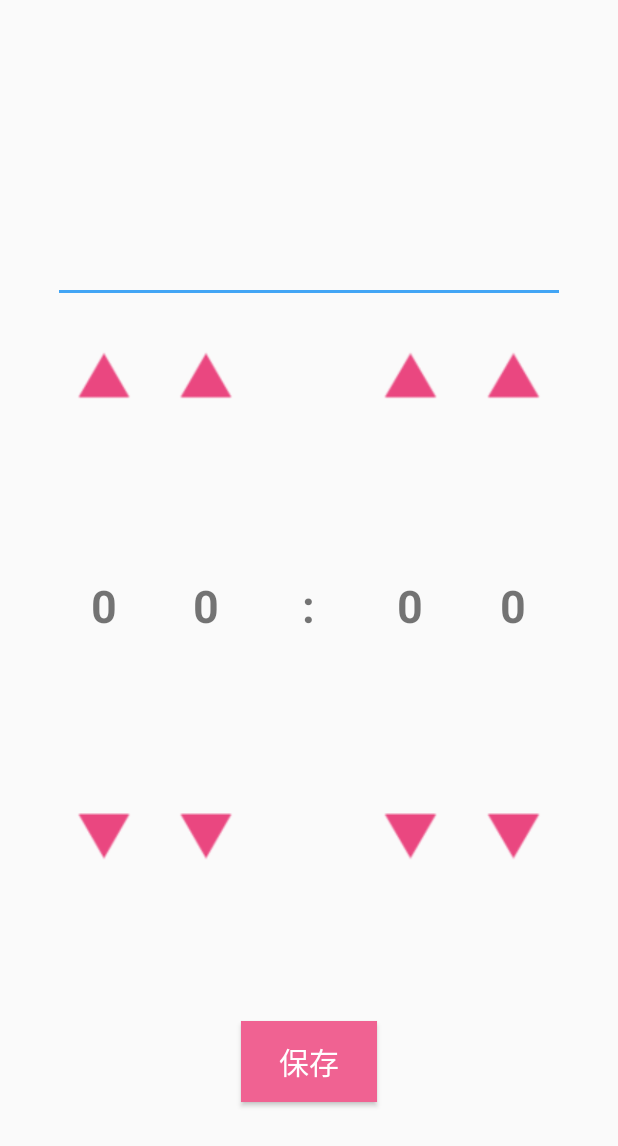
After one commit to ayumi0611/KitchenTimer, an Android app: the layout fragment_recipe.xml on its own in the app's theme, with its tools: preview values and no code run, on a phone screen of 412 x 824 dp. The commit adds this screen. Shown: the top 1146 px of the screen. Run offline under Robolectric (Android 15) with nearby library versions, the phone set to English and light mode, and no system bars.

Commit message:
レシピ画面のレイアウトを作成

```diff
--- /dev/null
+++ b/app/src/main/res/layout/fragment_recipe.xml
@@ -0,0 +1,175 @@
+<?xml version="1.0" encoding="utf-8"?>
+<LinearLayout xmlns:android="http://schemas.android.com/apk/res/android"
+    android:layout_width="match_parent"
+    android:layout_height="match_parent"
+    android:orientation="vertical">
+
+    <EditText
+        android:layout_width="match_parent"
+        android:layout_height="0dp"
+        android:layout_marginEnd="35dp"
+        android:layout_marginStart="35dp"
+        android:layout_weight="2"
+        android:gravity="bottom|center"
+        android:inputType="text"
+        android:textSize="30sp"
+        android:textStyle="bold" />
+
+    <LinearLayout
+        android:layout_width="match_parent"
+        android:layout_height="0dp"
+        android:layout_marginEnd="35dp"
+        android:layout_marginStart="35dp"
+        android:layout_weight="1"
+        android:orientation="horizontal">
+
+        <ImageButton
+            android:layout_width="0dp"
+            android:layout_height="match_parent"
+            android:layout_weight="1"
+            android:background="@drawable/button_up" />
+
+        <ImageButton
+            android:layout_width="0dp"
+            android:layout_height="match_parent"
+            android:layout_weight="1"
+            android:background="@drawable/button_up" />
+
+        <View
+            android:layout_width="0dp"
+            android:layout_height="match_parent"
+            android:layout_weight="1" />
+
+        <ImageButton
+            android:layout_width="0dp"
+            android:layout_height="match_parent"
+            android:layout_weight="1"
+            android:background="@drawable/button_up" />
+
+        <ImageButton
+            android:layout_width="0dp"
+            android:layout_height="match_parent"
+            android:layout_weight="1"
+            android:background="@drawable/button_up" />
+
+    </LinearLayout>
+
+    <LinearLayout
+        android:layout_width="match_parent"
+        android:layout_height="0dp"
+        android:layout_marginEnd="35dp"
+        android:layout_marginStart="35dp"
+        android:layout_weight="2"
+        android:orientation="horizontal">
+
+        <TextView
+            android:layout_width="0dp"
+            android:layout_height="match_parent"
+            android:layout_weight="1"
+            android:gravity="center"
+            android:text="@string/zero"
+            android:textSize="30sp"
+            android:textStyle="bold" />
+
+        <TextView
+            android:layout_width="0dp"
+            android:layout_height="match_parent"
+            android:layout_weight="1"
+            android:gravity="center"
+            android:text="@string/zero"
+            android:textSize="30sp"
+            android:textStyle="bold" />
+
+        <TextView
+            android:layout_width="0dp"
+            android:layout_height="match_parent"
+            android:layout_weight="1"
+            android:gravity="center"
+            android:text="@string/colon"
+            android:textSize="30sp"
+            android:textStyle="bold" />
+
+        <TextView
+            android:layout_width="0dp"
+            android:layout_height="match_parent"
+            android:layout_weight="1"
+            android:gravity="center"
+            android:text="@string/zero"
+            android:textSize="30sp"
+            android:textStyle="bold" />
+
+        <TextView
+            android:layout_width="0dp"
+            android:layout_height="match_parent"
+            android:layout_weight="1"
+            android:gravity="center"
+            android:text="@string/zero"
+            android:textSize="30sp"
+            android:textStyle="bold" />
+
+
+    </LinearLayout>
+
+    <LinearLayout
+        android:layout_width="match_parent"
+        android:layout_height="0dp"
+        android:layout_marginBottom="15dp"
+        android:layout_marginEnd="35dp"
+        android:layout_marginStart="35dp"
+        android:layout_weight="1"
+        android:orientation="horizontal">
+
+        <ImageButton
+            android:layout_width="0dp"
+            android:layout_height="match_parent"
+            android:layout_weight="1"
+            android:background="@drawable/button_down" />
+
+        <ImageButton
+            android:layout_width="0dp"
+            android:layout_height="match_parent"
+            android:layout_weight="1"
+            android:background="@drawable/button_down" />
+
+        <View
+            android:layout_width="0dp"
+            android:layout_height="match_parent"
+            android:layout_weight="1" />
+
+        <ImageButton
+            android:layout_width="0dp"
+            android:layout_height="match_parent"
+            android:layout_weight="1"
+            android:background="@drawable/button_down" />
+
+        <ImageButton
+            android:layout_width="0dp"
+            android:layout_height="match_parent"
+            android:layout_weight="1"
+            android:background="@drawable/button_down" />
+
+    </LinearLayout>
+
+    <RelativeLayout
+        android:layout_width="match_parent"
+        android:layout_height="0dp"
+        android:layout_weight="2"
+        android:gravity="center">
+
+        <Button
+            android:layout_width="wrap_content"
+            android:layout_height="wrap_content"
+            android:layout_marginBottom="30dp"
+            android:background="@color/colorPrimaryDark"
+            android:paddingBottom="12dp"
+            android:paddingEnd="25dp"
+            android:paddingStart="25dp"
+            android:paddingTop="12dp"
+            android:text="@string/save"
+            android:textColor="#ffffff"
+            android:textSize="20sp" />
+
+    </RelativeLayout>
+
+
+</LinearLayout>
--- a/app/src/main/res/values/strings.xml
+++ b/app/src/main/res/values/strings.xml
@@ -1,4 +1,7 @@
 <resources>
     <string name="app_name">KitchenTimer</string>
     <string name="add_recipe">add</string>
+    <string name="zero">0</string>
+    <string name="colon">:</string>
+    <string name="save">保存</string>
 </resources>
```
